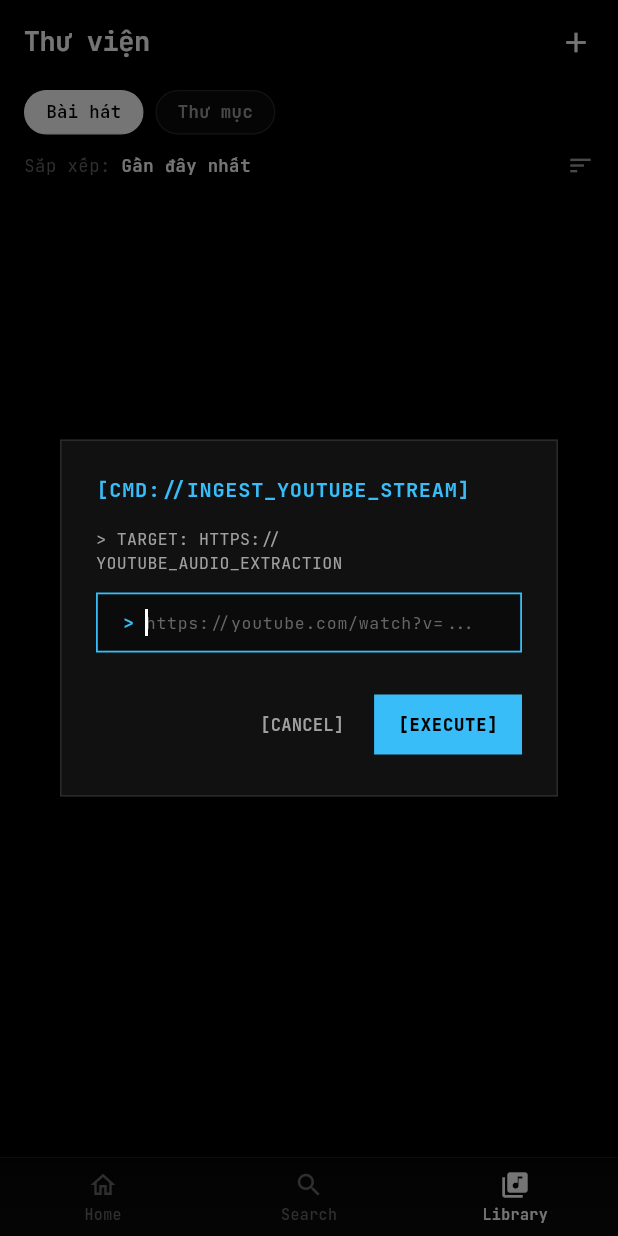
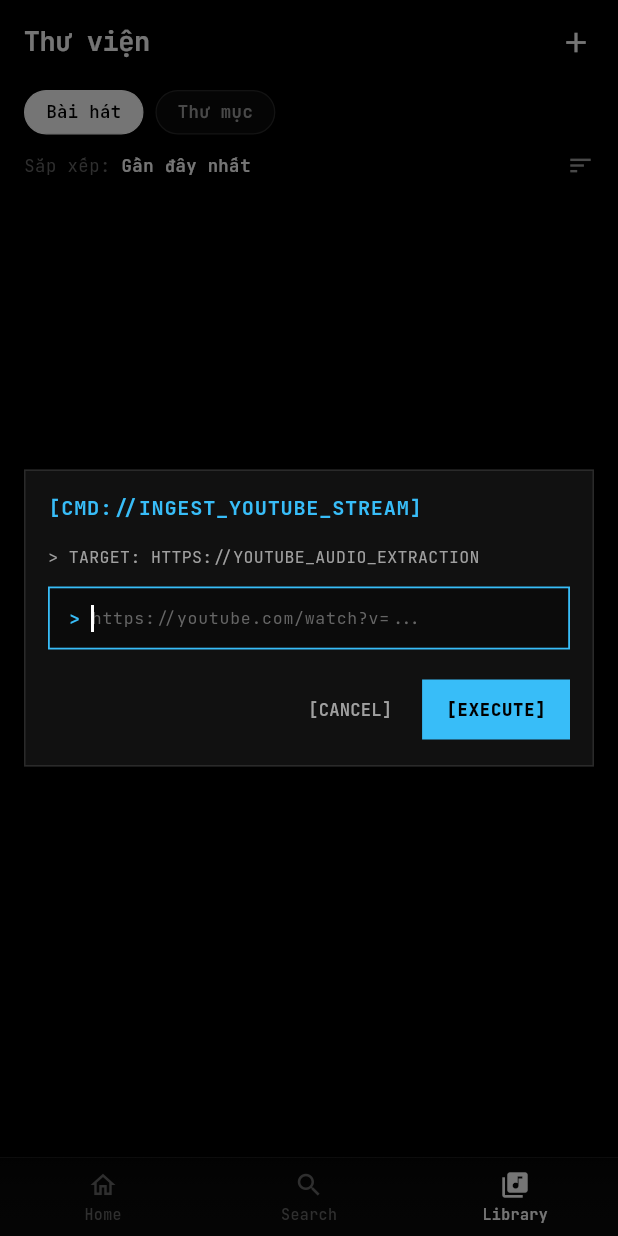
Before and after one commit to SutieXuXi203/music-storage-ui-mobile, a Flutter app: the HomeScreen screen opened directly, item 3 of the bottom bar chosen, after a tap on the "add" icon, on a phone screen of 412 x 824 dp. Run offline on Flutter 3.47's test engine with Material 3 defaults, Android fonts, the phone set to English and light mode, and no system bars; our stand-ins replace dio, flutter_svg, google_fonts, just_audio, shared_preferences; missing offline and left inert: reicon_flutter; accounts and stored records are empty; network calls fail.

Commit message:
fix(ui): prevent dialog layout deformation on long YouTube URLs and bump to v1.0.7+8

```diff
--- a/lib/views/home/tabs/library_tab.dart
+++ b/lib/views/home/tabs/library_tab.dart
@@ -94,13 +94,36 @@
 
     showDialog(
       context: context,
-      builder: (ctx) => AlertDialog(
+      builder: (ctx) => StatefulBuilder(
+        builder: (ctx, setDialogState) {
+          final screenWidth = MediaQuery.of(ctx).size.width;
+          // Cố định chiều rộng chuẩn Terminal, không bị co giãn hay vỡ layout khi paste URL dài
+          final dialogWidth = (screenWidth * 0.9).clamp(320.0, 440.0);
+
+          void submit() {
+            final url = urlController.text.replaceAll('\r', '').replaceAll('\n', '').trim();
+            if (url.isNotEmpty) {
+              Navigator.pop(ctx);
+              final songProv = Provider.of<SongProvider>(context, listen: false);
+              final downloadProv = Provider.of<DownloadProvider>(context, listen: false);
+              downloadProv.startDownload(url, songProvider: songProv);
+            }
+          }
+
+          return AlertDialog(
             backgroundColor: AppTheme.getSurfaceElevated(context),
             shape: RoundedRectangleBorder(
               borderRadius: BorderRadius.zero, // Góc vuông chuẩn Terminal
               side: BorderSide(color: AppTheme.getBorder(context), width: 1.0),
             ),
-        title: Text(
+            insetPadding: const EdgeInsets.symmetric(horizontal: 16, vertical: 24),
+            titlePadding: const EdgeInsets.fromLTRB(16, 16, 16, 8),
+            contentPadding: const EdgeInsets.symmetric(horizontal: 16, vertical: 8),
+            actionsPadding: const EdgeInsets.fromLTRB(16, 8, 16, 14),
+            title: Row(
+              children: [
+                Expanded(
+                  child: Text(
                     '[CMD://INGEST_YOUTUBE_STREAM]',
                     style: GoogleFonts.jetBrainsMono(
                       fontWeight: FontWeight.w700,
@@ -108,10 +131,16 @@
                       letterSpacing: 0.5,
                       color: const Color(0xFF38BDF8),
                     ),
+                    overflow: TextOverflow.ellipsis,
                   ),
-        content: Column(
+                ),
+              ],
+            ),
+            content: SizedBox(
+              width: dialogWidth,
+              child: Column(
                 mainAxisSize: MainAxisSize.min,
-          crossAxisAlignment: CrossAxisAlignment.start,
+                crossAxisAlignment: CrossAxisAlignment.stretch,
                 children: [
                   Text(
                     '> TARGET: HTTPS://YOUTUBE_AUDIO_EXTRACTION',
@@ -119,11 +148,17 @@
                       color: AppTheme.getTextSecondary(context),
                       fontSize: 11,
                     ),
+                    overflow: TextOverflow.ellipsis,
                   ),
                   const SizedBox(height: 12),
                   TextField(
                     controller: urlController,
                     autofocus: true,
+                    maxLines: 1,
+                    keyboardType: TextInputType.url,
+                    textInputAction: TextInputAction.go,
+                    onSubmitted: (_) => submit(),
+                    onChanged: (_) => setDialogState(() {}),
                     style: GoogleFonts.jetBrainsMono(
                       color: AppTheme.getText(context),
                       fontSize: 12,
@@ -143,6 +178,19 @@
                         fontSize: 12,
                         fontWeight: FontWeight.w700,
                       ),
+                      suffixIcon: urlController.text.isNotEmpty
+                          ? IconButton(
+                              icon: const Icon(Icons.close, size: 16),
+                              splashRadius: 16,
+                              tooltip: 'Clear',
+                              color: AppTheme.getTextMuted(context),
+                              onPressed: () {
+                                urlController.clear();
+                                setDialogState(() {});
+                              },
+                            )
+                          : null,
+                      contentPadding: const EdgeInsets.symmetric(horizontal: 10, vertical: 12),
                       enabledBorder: OutlineInputBorder(
                         borderRadius: BorderRadius.zero,
                         borderSide: BorderSide(color: AppTheme.getBorder(context), width: 0.8),
@@ -154,6 +202,7 @@
                     ),
                   ),
                 ],
+              ),
             ),
             actions: [
               TextButton(
@@ -174,15 +223,7 @@
                   shape: const RoundedRectangleBorder(borderRadius: BorderRadius.zero),
                   elevation: 0,
                 ),
-            onPressed: () {
-              final url = urlController.text.trim();
-              if (url.isNotEmpty) {
-                Navigator.pop(ctx);
-                final songProv = Provider.of<SongProvider>(context, listen: false);
-                final downloadProv = Provider.of<DownloadProvider>(context, listen: false);
-                downloadProv.startDownload(url, songProvider: songProv);
-              }
-            },
+                onPressed: submit,
                 child: Text(
                   '[EXECUTE]',
                   style: GoogleFonts.jetBrainsMono(
@@ -193,6 +234,8 @@
                 ),
               ),
             ],
+          );
+        },
       ),
     );
   }
@@ -212,7 +255,9 @@
           'Tạo thư mục mới',
           style: TextStyle(fontWeight: FontWeight.w700, fontSize: 15, color: AppTheme.getText(context)),
         ),
-        content: Column(
+        content: SizedBox(
+          width: (MediaQuery.of(ctx).size.width * 0.9).clamp(320.0, 420.0),
+          child: Column(
             mainAxisSize: MainAxisSize.min,
             crossAxisAlignment: CrossAxisAlignment.start,
             children: [
@@ -224,6 +269,7 @@
               TextField(
                 controller: nameController,
                 autofocus: true,
+                maxLines: 1,
                 style: TextStyle(color: AppTheme.getText(context), fontSize: 13),
                 decoration: InputDecoration(
                   hintText: 'Ví dụ: Nhạc Acoustic, Lofi, EDM...',
@@ -238,6 +284,7 @@
                 ),
               ),
             ],
+          ),
         ),
         actions: [
           TextButton(
--- a/lib/widgets/tech_download_hud.dart
+++ b/lib/widgets/tech_download_hud.dart
@@ -75,15 +75,20 @@
               Row(
                 mainAxisAlignment: MainAxisAlignment.spaceBetween,
                 children: [
-                  Row(
+                  Flexible(
+                    child: Row(
+                      mainAxisSize: MainAxisSize.min,
                       children: [
-                      Text(
+                        Flexible(
+                          child: Text(
                             '[SYS://INGEST_DAEMON]',
                             style: GoogleFonts.jetBrainsMono(
                               fontSize: 10,
                               fontWeight: FontWeight.w700,
                               letterSpacing: 0.8,
                               color: accentColor,
+                            ),
+                            overflow: TextOverflow.ellipsis,
                           ),
                         ),
                         const SizedBox(width: 6),
@@ -95,6 +100,7 @@
                           ),
                         ),
                       ],
+                    ),
                   ),
                   Row(
                     children: [
--- a/pubspec.yaml
+++ b/pubspec.yaml
@@ -1,7 +1,7 @@
 name: mobile_ui
 description: "Ứng dụng nghe nhạc Music Storage đa nền tảng kết nối FastAPI & Google Drive"
 publish_to: "none"
-version: 1.0.6+7
+version: 1.0.7+8
 
 environment:
   sdk: ^3.5.0
```
Also changed, not shown: 1 other file. Lines whose indentation alone changed are shown as unchanged.
